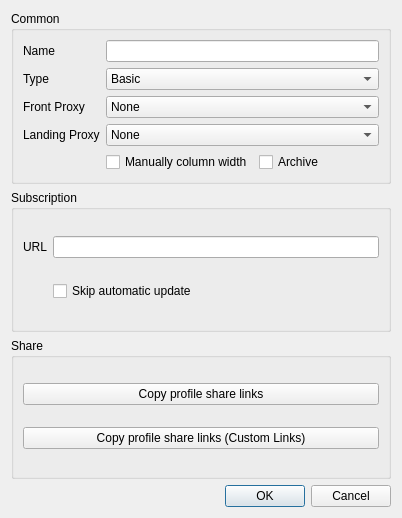
Above: include/ui/group/dialog_edit_group.ui from qr243vbi/nekobox before the change. Below: the same form after it.
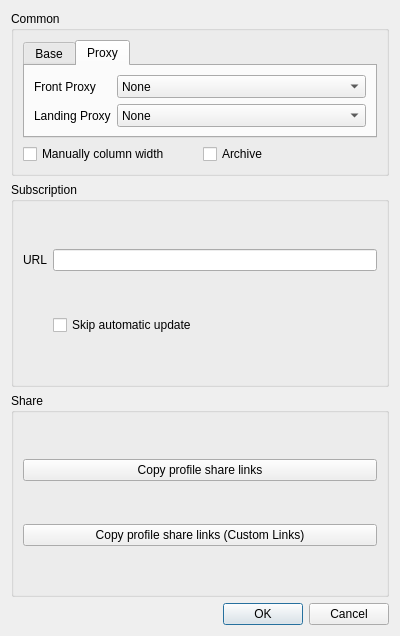
That is the form after the change. The open tabs and pages were chosen to show the change. Custom widgets are drawn as their Qt base class.

Commit message: Optimize Change Edit Group Settings Ui

Diff of the .ui file:
```diff
--- a/include/ui/group/dialog_edit_group.ui
+++ b/include/ui/group/dialog_edit_group.ui
@@ -6,8 +6,8 @@
    <rect>
     <x>0</x>
     <y>0</y>
-    <width>402</width>
-    <height>518</height>
+    <width>400</width>
+    <height>636</height>
    </rect>
   </property>
   <property name="minimumSize">
@@ -31,35 +31,110 @@
      <property name="title">
       <string>Common</string>
      </property>
-     <layout class="QGridLayout" name="main">
-      <item row="0" column="0">
-       <widget class="QLabel" name="label">
-        <property name="text">
-         <string>Name</string>
+     <property name="flat">
+      <bool>false</bool>
+     </property>
+     <layout class="QVBoxLayout" name="verticalLayout_3">
+      <item>
+       <widget class="QTabWidget" name="common_tabs">
+        <property name="currentIndex">
+         <number>0</number>
         </property>
-       </widget>
-      </item>
-      <item row="2" column="1">
-       <layout class="QHBoxLayout" name="horizontalLayout">
-        <item>
-         <widget class="QComboBox" name="front_proxy">
-          <item>
-           <property name="text">
-            <string notr="true">None</string>
-           </property>
+        <widget class="QWidget" name="tab_5">
+         <attribute name="title">
+          <string>Base</string>
+         </attribute>
+         <layout class="QGridLayout" name="gridLayout">
+          <item row="0" column="0">
+           <widget class="QLabel" name="label">
+            <property name="text">
+             <string>Name</string>
+            </property>
+           </widget>
           </item>
-         </widget>
-        </item>
-       </layout>
-      </item>
-      <item row="2" column="0">
-       <widget class="QLabel" name="front_proxy_l">
-        <property name="text">
-         <string>Front Proxy</string>
-        </property>
+          <item row="0" column="1">
+           <widget class="QLineEdit" name="name"/>
+          </item>
+          <item row="1" column="1">
+           <widget class="QComboBox" name="type">
+            <item>
+             <property name="text">
+              <string>Basic</string>
+             </property>
+            </item>
+            <item>
+             <property name="text">
+              <string>Subscription</string>
+             </property>
+            </item>
+           </widget>
+          </item>
+          <item row="1" column="0">
+           <widget class="QLabel" name="label_2">
+            <property name="text">
+             <string>Type</string>
+            </property>
+           </widget>
+          </item>
+         </layout>
+        </widget>
+        <widget class="QWidget" name="tab_6">
+         <attribute name="title">
+          <string>Proxy</string>
+         </attribute>
+         <layout class="QGridLayout" name="gridLayout_2">
+          <item row="0" column="1">
+           <widget class="QComboBox" name="front_proxy">
+            <property name="sizePolicy">
+             <sizepolicy hsizetype="Expanding" vsizetype="Preferred">
+              <horstretch>0</horstretch>
+              <verstretch>0</verstretch>
+             </sizepolicy>
+            </property>
+            <item>
+             <property name="text">
+              <string notr="true">None</string>
+             </property>
+            </item>
+           </widget>
+          </item>
+          <item row="0" column="0">
+           <widget class="QLabel" name="front_proxy_l">
+            <property name="text">
+             <string>Front Proxy</string>
+            </property>
+           </widget>
+          </item>
+          <item row="1" column="0">
+           <widget class="QLabel" name="landing_proxy_l">
+            <property name="text">
+             <string>Landing Proxy</string>
+            </property>
+           </widget>
+          </item>
+          <item row="1" column="1">
+           <widget class="QComboBox" name="landing_proxy">
+            <property name="sizePolicy">
+             <sizepolicy hsizetype="Expanding" vsizetype="Preferred">
+              <horstretch>0</horstretch>
+              <verstretch>0</verstretch>
+             </sizepolicy>
+            </property>
+            <item>
+             <property name="text">
+              <string notr="true">None</string>
+             </property>
+            </item>
+           </widget>
+          </item>
+         </layout>
+        </widget>
        </widget>
       </item>
-      <item row="4" column="1">
+      <item>
+       <layout class="QHBoxLayout" name="horizontalLayout"/>
+      </item>
+      <item>
        <layout class="QHBoxLayout" name="horizontalLayout_2">
         <item>
          <widget class="QCheckBox" name="manually_column_width">
@@ -77,46 +152,6 @@
         </item>
        </layout>
       </item>
-      <item row="1" column="1">
-       <widget class="QComboBox" name="type">
-        <item>
-         <property name="text">
-          <string>Basic</string>
-         </property>
-        </item>
-        <item>
-         <property name="text">
-          <string>Subscription</string>
-         </property>
-        </item>
-       </widget>
-      </item>
-      <item row="1" column="0">
-       <widget class="QLabel" name="label_2">
-        <property name="text">
-         <string>Type</string>
-        </property>
-       </widget>
-      </item>
-      <item row="0" column="1">
-       <widget class="QLineEdit" name="name"/>
-      </item>
-      <item row="3" column="1">
-       <widget class="QComboBox" name="landing_proxy">
-        <item>
-         <property name="text">
-          <string notr="true">None</string>
-         </property>
-        </item>
-       </widget>
-      </item>
-      <item row="3" column="0">
-       <widget class="QLabel" name="landing_proxy_l">
-        <property name="text">
-         <string>Landing Proxy</string>
-        </property>
-       </widget>
-      </item>
      </layout>
      <zorder>label</zorder>
      <zorder>front_proxy_l</zorder>
@@ -132,6 +167,9 @@
      <property name="title">
       <string>Subscription</string>
      </property>
+     <property name="flat">
+      <bool>false</bool>
+     </property>
      <layout class="QGridLayout" name="_2">
       <item row="0" column="0">
        <widget class="QLabel" name="label_4">
```
Left out of the diff: 9 changed lines with no effect on the pictures. The commit also changes 3 other files.
